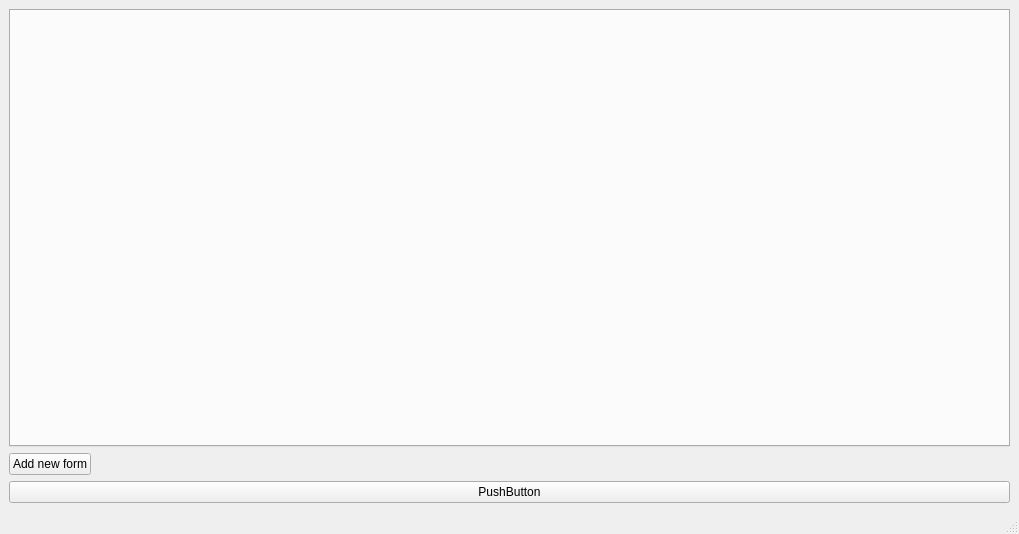
Above: src/Windows/mainwindow.ui from OniongRu/ROUPClientVeiwer before the change. Below: the same form after it.
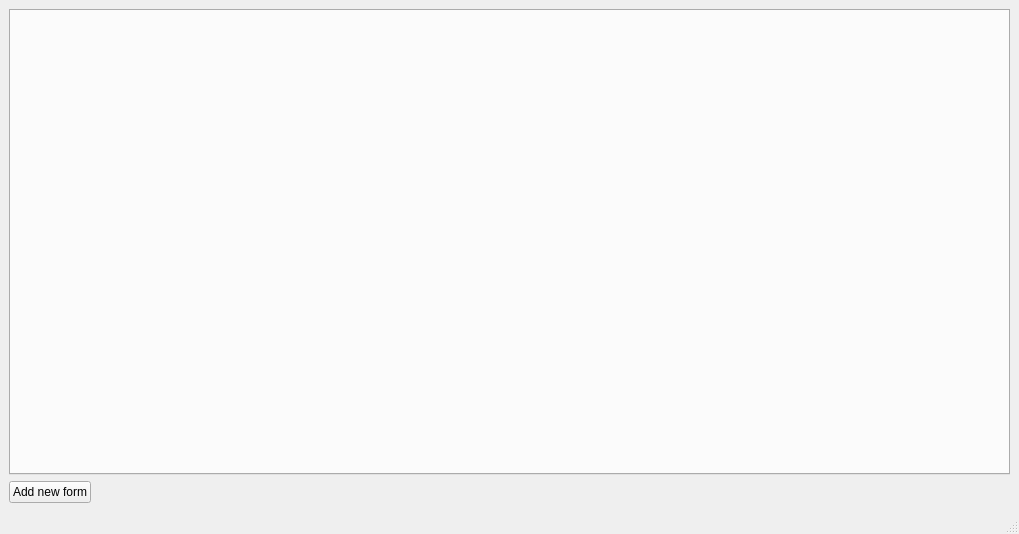
That is the form after the change.

Diff of the .ui file:
```diff
--- a/src/Windows/mainwindow.ui
+++ b/src/Windows/mainwindow.ui
@@ -52,13 +52,6 @@
       </item>
      </layout>
     </item>
-    <item>
-     <widget class="QPushButton" name="pushButton">
-      <property name="text">
-       <string>PushButton</string>
-      </property>
-     </widget>
-    </item>
    </layout>
   </widget>
   <widget class="QMenuBar" name="menubar">
```
